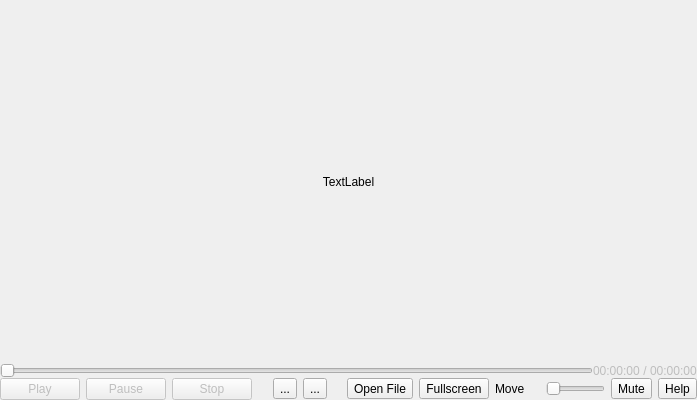
The window that src/player/player.ui (vkohaupt/vokoscreenNG) describes before a commit, drawn with Qt 5.
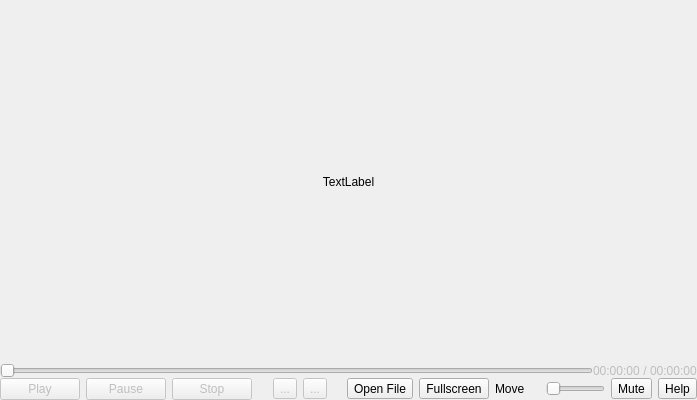
The same window after the commit. Custom widgets are drawn as their Qt base class.

Diff of the .ui file:
```diff
--- a/src/player/player.ui
+++ b/src/player/player.ui
@@ -236,6 +236,9 @@
             </item>
             <item>
              <widget class="QToolButton" name="toolButtonFrameBackward">
+              <property name="enabled">
+               <bool>false</bool>
+              </property>
               <property name="text">
                <string>...</string>
               </property>
@@ -243,6 +246,9 @@
             </item>
             <item>
              <widget class="QToolButton" name="toolButtonFrameForward">
+              <property name="enabled">
+               <bool>false</bool>
+              </property>
               <property name="text">
                <string>...</string>
               </property>
```
Left out of the diff: 6 changed lines with no effect on the pictures.
